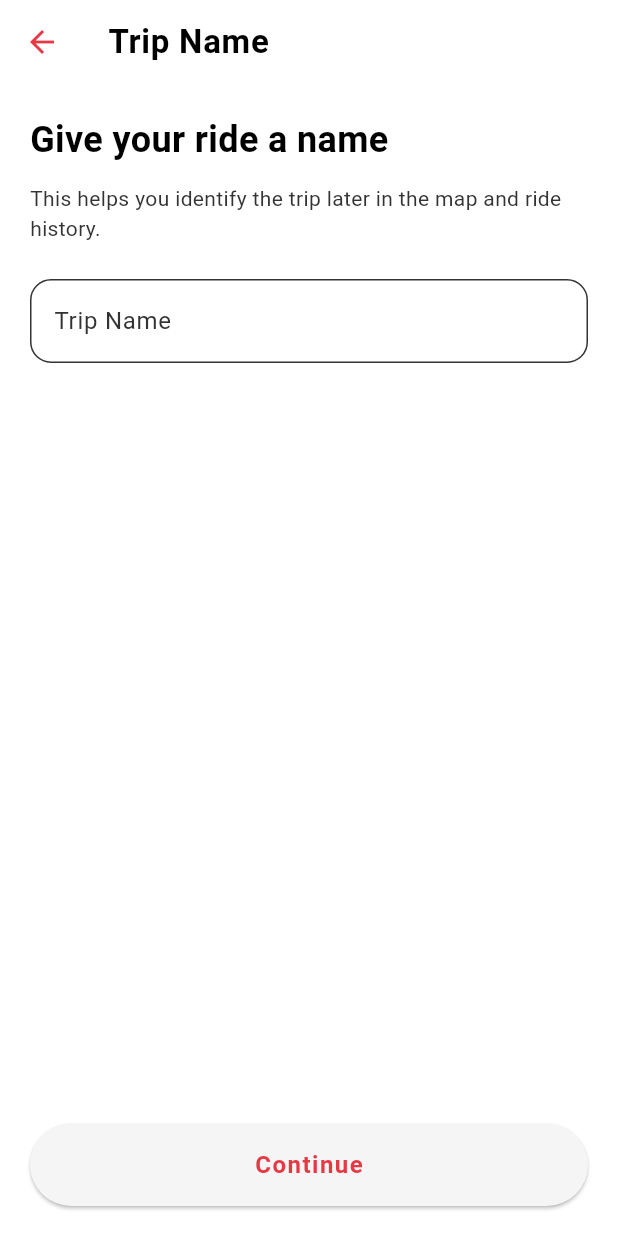
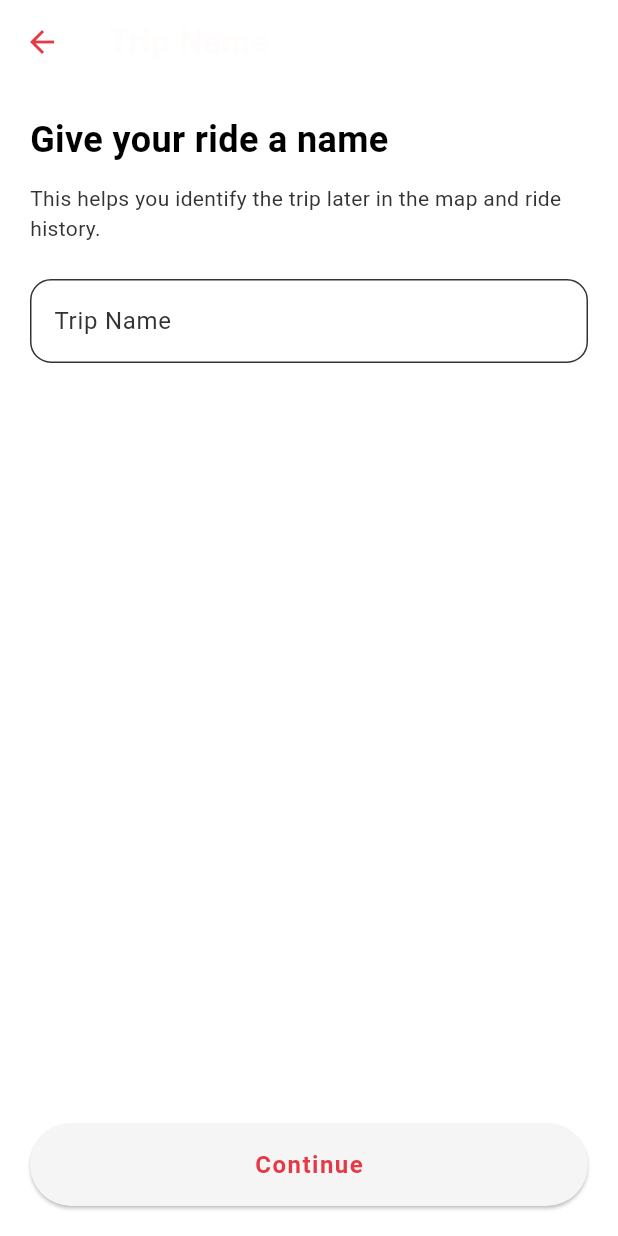
Before and after one commit to wolf-git-up/wolf, a Flutter app: the screen it shows after launch, scrolled down 235 dp, after a tap on "Start Ride", on a phone screen of 412 x 824 dp. Run offline on Flutter 3.47's test engine with Material 3 defaults, Android fonts, the phone set to English and light mode, and no system bars.

Commit message:
black theme

```diff
--- a/bike/lib/main.dart
+++ b/bike/lib/main.dart
@@ -136,7 +136,7 @@ class _HomeScreen extends StatelessWidget {
     return Scaffold(
       backgroundColor: AppColors.background,
       appBar: AppBar(
-        title: const Text('Bike Squad'),
+        title: const Text('Bike Squad', style: TextStyle(color: Colors.black)),
         actions: [
           IconButton(
             icon: const Icon(Icons.notifications_outlined),
@@ -158,7 +158,10 @@ class _HomeScreen extends StatelessWidget {
                   decoration: BoxDecoration(
                     shape: BoxShape.circle,
                     color: AppColors.orangeGlow,
-                    border: Border.all(color: AppColors.orange, width: 2),
+                    border: Border.all(
+                      color: const Color.fromARGB(255, 187, 17, 31),
+                      width: 2,
+                    ),
                   ),
                   child: const Icon(
                     Icons.person,
@@ -239,7 +242,7 @@ class _HomeScreen extends StatelessWidget {
             const Text(
               'Quick Actions',
               style: TextStyle(
-                color: AppColors.white,
+                color: Color.fromARGB(255, 255, 255, 255),
                 fontSize: 18,
                 fontWeight: FontWeight.w700,
               ),
@@ -256,6 +259,7 @@ class _HomeScreen extends StatelessWidget {
                 _ActionCard(
                   icon: Icons.play_arrow,
                   title: 'Start Ride',
+                  iconColor: Colors.black,
                   onTap: () {
                     Navigator.push(
                       context,
@@ -269,11 +273,13 @@ class _HomeScreen extends StatelessWidget {
                 _ActionCard(
                   icon: Icons.groups,
                   title: 'Squad',
+                  iconColor: Colors.black,
                   onTap: onSquadTap ?? () {},
                 ),
                 _ActionCard(
                   icon: Icons.currency_rupee,
                   title: 'Expenses',
+                  iconColor: Colors.black,
                   onTap: () {
                     Navigator.push(
                       context,
@@ -284,6 +290,7 @@ class _HomeScreen extends StatelessWidget {
                 _ActionCard(
                   icon: Icons.bar_chart,
                   title: 'Reports',
+                  iconColor: Colors.black,
                   onTap: onReportsTap ?? () {},
                 ),
               ],
@@ -295,7 +302,7 @@ class _HomeScreen extends StatelessWidget {
             const Text(
               'Recent Rides',
               style: TextStyle(
-                color: AppColors.white,
+                color: Color.fromARGB(255, 172, 170, 170),
                 fontSize: 18,
                 fontWeight: FontWeight.w700,
               ),
@@ -355,6 +362,7 @@ class _RideInfoRow extends StatelessWidget {
 // ─── Action Card ───────────────────────────────────────────────────────────────
 class _ActionCard extends StatelessWidget {
   final IconData icon;
+  final Color? iconColor;
   final String title;
   final VoidCallback onTap;
 
@@ -362,6 +370,7 @@ class _ActionCard extends StatelessWidget {
     required this.icon,
     required this.title,
     required this.onTap,
+    this.iconColor,
   });
 
   @override
@@ -370,16 +379,19 @@ class _ActionCard extends StatelessWidget {
       onTap: onTap,
       child: Container(
         decoration: BoxDecoration(
-          color: AppColors.card,
+          color: const Color.fromARGB(255, 255, 255, 255),
           borderRadius: BorderRadius.circular(18),
-          border: Border.all(color: AppColors.orange, width: 1.2),
+          border: Border.all(
+            color: iconColor ?? Color.fromARGB(255, 187, 17, 31),
+            width: 1.2,
+          ),
           boxShadow: [
             BoxShadow(
               color: const Color.fromARGB(
                 255,
-                235,
-                191,
-                151,
+                237,
+                190,
+                146,
               ).withValues(alpha: 0.08),
               blurRadius: 10,
             ),
@@ -388,16 +400,12 @@ class _ActionCard extends StatelessWidget {
         child: Column(
           mainAxisAlignment: MainAxisAlignment.center,
           children: [
-            Icon(
-              icon,
-              color: const Color.fromARGB(255, 255, 255, 255),
-              size: 36,
-            ),
+            Icon(icon, color: iconColor ?? AppColors.white, size: 36),
             const SizedBox(height: 10),
             Text(
               title,
-              style: const TextStyle(
-                color: AppColors.white,
+              style: TextStyle(
+                color: iconColor ?? AppColors.white,
                 fontSize: 15,
                 fontWeight: FontWeight.w700,
               ),
@@ -481,7 +489,7 @@ class _RideHistoryCard extends StatelessWidget {
                           ? expense
                           : formatMoney(matchingRide.total),
                       style: const TextStyle(
-                        color: AppColors.orange,
+                        color: Color.fromARGB(255, 255, 255, 255),
                         fontSize: 16,
                         fontWeight: FontWeight.w700,
                       ),
@@ -490,7 +498,7 @@ class _RideHistoryCard extends StatelessWidget {
                       const SizedBox(width: 8),
                       const Icon(
                         Icons.keyboard_arrow_right,
-                        color: AppColors.orange,
+                        color: Color.fromARGB(255, 255, 255, 255),
                       ),
                     ],
                   ],
@@ -635,6 +643,8 @@ class _MapTabScreenState extends State<MapTabScreen> {
                         padding: const EdgeInsets.symmetric(vertical: 16),
                       ),
                       onPressed: () async {
+                        final messenger = ScaffoldMessenger.of(context);
+
                         final confirmed = await showDialog<bool>(
                           context: context,
                           builder: (ctx) => AlertDialog(
@@ -662,7 +672,7 @@ class _MapTabScreenState extends State<MapTabScreen> {
 
                         context.read<RideSetup>().endRide();
                         widget.onRideEnded();
-                        ScaffoldMessenger.of(context).showSnackBar(
+                        messenger.showSnackBar(
                           const SnackBar(
                             content: Text('Ride ended successfully'),
                           ),
--- a/bike/lib/theme/app_theme.dart
+++ b/bike/lib/theme/app_theme.dart
@@ -33,7 +33,7 @@ class AppTheme {
       backgroundColor: Color.fromARGB(255, 255, 255, 255),
       elevation: 0,
       titleTextStyle: TextStyle(
-        color: Color.fromARGB(255, 0, 0, 0),
+        color: Color.fromARGB(255, 255, 252, 252),
         fontSize: 22,
         fontWeight: FontWeight.w700,
         letterSpacing: 0.5,
```
